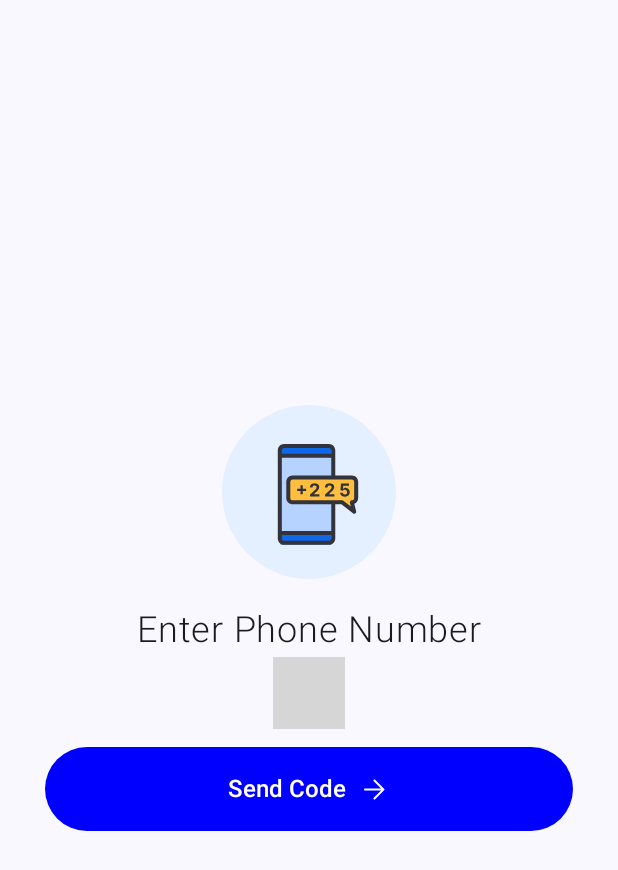
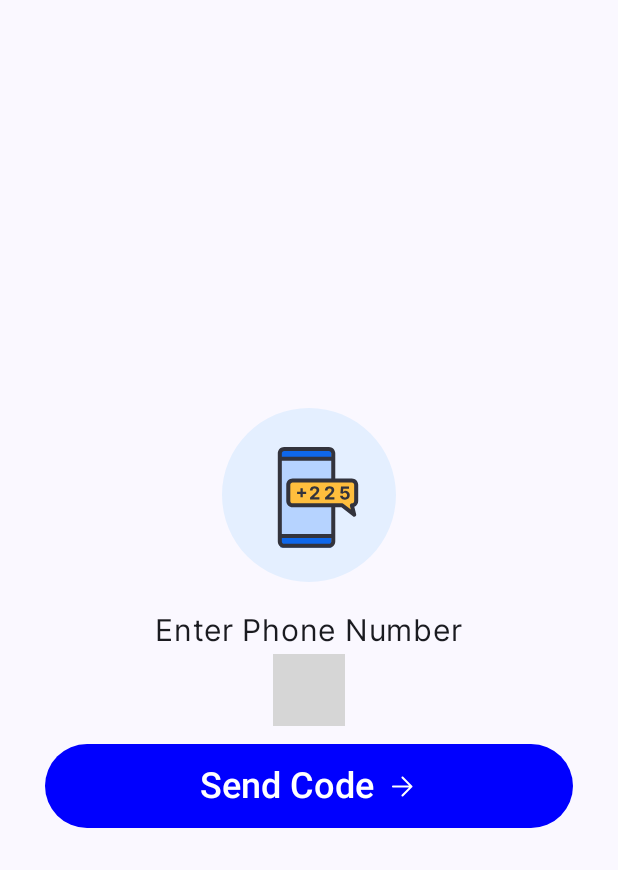
Before and after one commit to smedic/maki_kawasaki, an Android app built with Jetpack Compose: the screen it shows after launch (MainActivity), on a phone screen of 412 x 824 dp. Shown: the top 870 px of the screen. Run offline under Robolectric (Android 15) with nearby library versions, the phone set to English and light mode, and no system bars; our stand-ins replace Firebase (no records; nobody signed in at launch, a user with empty details on screens opened directly); libraries missing offline, so code that uses them is left out: com.togitech.ccp; 1 statement that could not run was skipped; grey boxes are pictures that could not be loaded.

Commit message:
Add Inter fonts and update Typography

```diff
--- a/app/src/main/java/com/example/myapplication/screens/SplashScreen.kt
+++ b/app/src/main/java/com/example/myapplication/screens/SplashScreen.kt
@@ -1,10 +1,8 @@
 package com.example.myapplication.screens
 
-import android.window.SplashScreen
 import androidx.compose.foundation.Image
 import androidx.compose.foundation.layout.Arrangement
 import androidx.compose.foundation.layout.Column
-import androidx.compose.foundation.layout.Row
 import androidx.compose.foundation.layout.Spacer
 import androidx.compose.foundation.layout.fillMaxSize
 import androidx.compose.foundation.layout.size
@@ -45,7 +43,7 @@ fun SplashScreen(
         Spacer(modifier = Modifier.size(16.dp))
         Text(
             text = stringResource(id = R.string.splash_screen_title),
-            style = MaterialTheme.typography.headlineMedium,
+            style = MaterialTheme.typography.headlineLarge,
             color = Color.Black
         )
     }
--- a/app/src/main/java/com/example/myapplication/ui/theme/Type.kt
+++ b/app/src/main/java/com/example/myapplication/ui/theme/Type.kt
@@ -2,33 +2,84 @@ package com.example.myapplication.ui.theme
 
 import androidx.compose.material3.Typography
 import androidx.compose.ui.text.TextStyle
+import androidx.compose.ui.text.font.Font
 import androidx.compose.ui.text.font.FontFamily
 import androidx.compose.ui.text.font.FontWeight
 import androidx.compose.ui.unit.sp
+import com.example.myapplication.R
 
-// Set of Material typography styles to start with
+val InterFontFamily = FontFamily(
+    Font(R.font.inter_bold, FontWeight.Bold),
+    Font(R.font.inter_medium, FontWeight.Medium),
+    Font(R.font.inter_regular, FontWeight.Normal)
+)
+
 val Typography = Typography(
     bodyLarge = TextStyle(
-        fontFamily = FontFamily.Default,
+        fontFamily = InterFontFamily,
         fontWeight = FontWeight.Normal,
         fontSize = 16.sp,
         lineHeight = 24.sp,
         letterSpacing = 0.5.sp
-    )
-    /* Other default text styles to override
+    ),
+
+    headlineLarge = TextStyle(
+        fontFamily = InterFontFamily,
+        fontWeight = FontWeight.Medium,
+        fontSize = 28.sp,
+    ),
+
+    headlineMedium = TextStyle(
+        fontFamily = InterFontFamily,
+        fontWeight = FontWeight.Normal,
+        fontSize = 24.sp
+    ),
+
+    headlineSmall = TextStyle(
+        fontFamily = InterFontFamily,
+        fontWeight = FontWeight.Medium,
+        fontSize = 20.sp,
+    ),
+
     titleLarge = TextStyle(
-        fontFamily = FontFamily.Default,
+        fontFamily = InterFontFamily,
+        fontWeight = FontWeight.Bold,
+        fontSize = 28.sp,
+    ),
+
+    titleMedium = TextStyle(
+        fontFamily = InterFontFamily,
+        fontWeight = FontWeight.Bold,
+        fontSize = 24.sp,
+    ),
+
+    titleSmall = TextStyle(
+        fontFamily = InterFontFamily,
+        fontWeight = FontWeight.Bold,
+        fontSize = 20.sp,
+    ),
+
+    bodyMedium = TextStyle(
+        fontFamily = InterFontFamily,
         fontWeight = FontWeight.Normal,
-        fontSize = 22.sp,
-        lineHeight = 28.sp,
-        letterSpacing = 0.sp
+        fontSize = 16.sp
     ),
-    labelSmall = TextStyle(
-        fontFamily = FontFamily.Default,
-        fontWeight = FontWeight.Medium,
-        fontSize = 11.sp,
-        lineHeight = 16.sp,
-        letterSpacing = 0.5.sp
-    )
-    */
+
+    bodySmall = TextStyle(
+        fontFamily = InterFontFamily,
+        fontWeight = FontWeight.Normal,
+        fontSize = 14.sp
+    ),
+
+    labelLarge = TextStyle(
+        fontFamily = InterFontFamily,
+        fontWeight = FontWeight.SemiBold,
+        fontSize = 16.sp
+    ),
+
+    labelMedium = TextStyle(
+        fontFamily = InterFontFamily,
+        fontWeight = FontWeight.Normal,
+        fontSize = 12.sp
+    ),
 )
```
Also changed, not shown: app/src/main/res/font/inter_black.ttf (added), app/src/main/res/font/inter_bold.ttf (added), app/src/main/res/font/inter_extra_bold.ttf (added), app/src/main/res/font/inter_extra_light.ttf (added), app/src/main/res/font/inter_light.ttf (added), app/src/main/res/font/inter_medium.ttf (added), app/src/main/res/font/inter_regular.ttf (added), app/src/main/res/font/inter_semi_bold.ttf (added), app/src/main/res/font/inter_thin.ttf (added).
